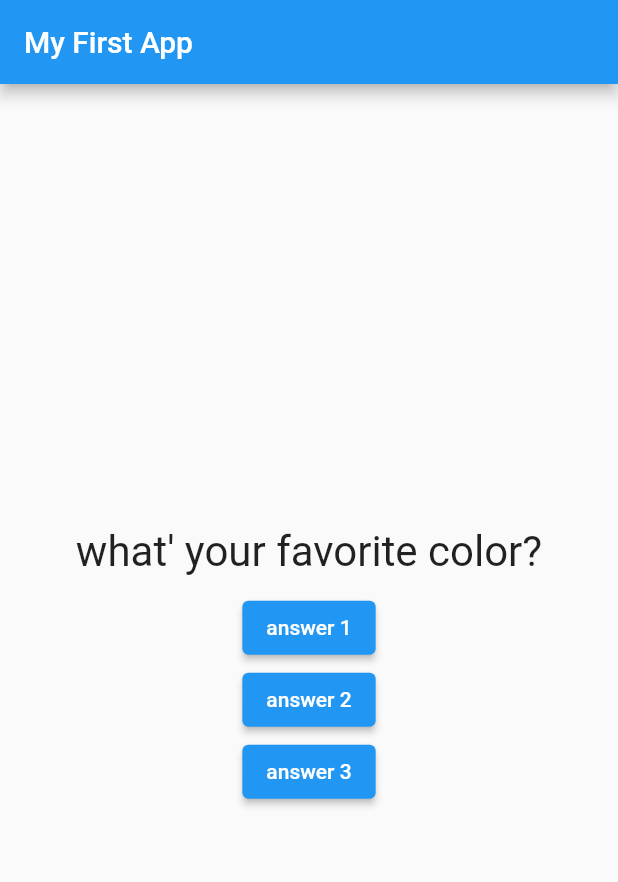
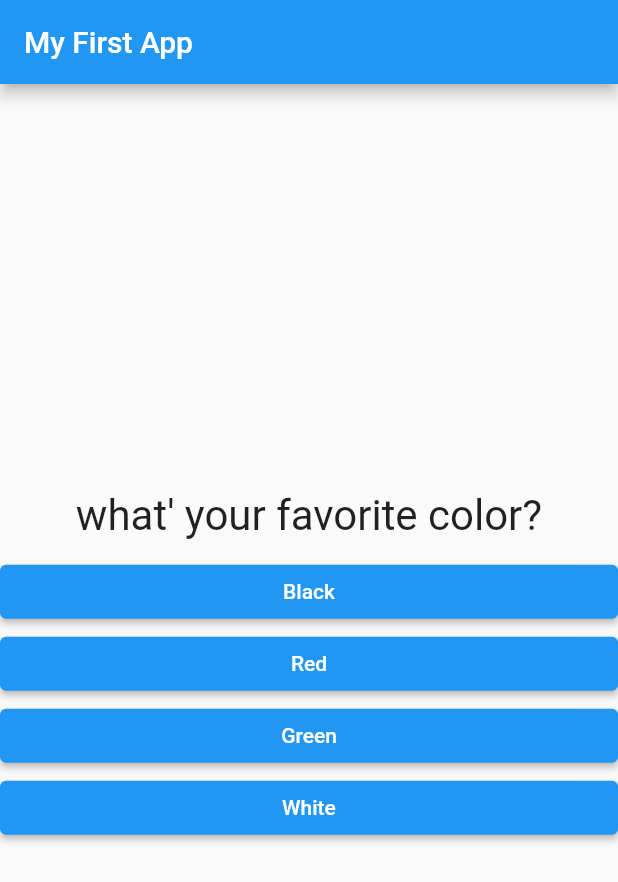
Before and after one commit to alldone03/Course-Flutter-1, a Flutter app: the screen it shows after launch, on a phone screen of 412 x 824 dp. Shown: the top 882 px of the screen. Run offline on Flutter 3.47's test engine with Material 2 defaults, Android fonts, the phone set to English and light mode, and no system bars.

Commit message:
add button quiz with fetch array

```diff
--- a/lib/answer.dart
+++ b/lib/answer.dart
@@ -0,0 +1,24 @@
+import 'package:flutter/material.dart';
+
+class Answer extends StatelessWidget {
+  final VoidCallback selectHandler;
+  final String answerText;
+
+  Answer({required this.selectHandler, required this.answerText});
+
+  @override
+  Widget build(BuildContext context) {
+    return Container(
+      width: double.infinity,
+      child: ElevatedButton(
+        style: ButtonStyle(
+          backgroundColor: MaterialStateProperty.all(
+            Colors.blue,
+          ),
+        ),
+        child: Text(answerText),
+        onPressed: selectHandler,
+      ),
+    );
+  }
+}
--- a/lib/main.dart
+++ b/lib/main.dart
@@ -1,10 +1,8 @@
 import 'package:flutter/material.dart';
+import 'package:flutter/rendering.dart';
+import 'package:flutter_complete_guide/answer.dart';
 
 import './question.dart';
-
-// void main() {
-//   runApp(MyApp());
-// }f
 
 void main() => runApp(MyApp());
 
@@ -18,46 +16,55 @@ class MyApp extends StatefulWidget {
 class _MyAppState extends State<MyApp> {
   var _questionIndex = 0;
 
+  var questions = [
+    {
+      'questionText': 'what\' your favorite color?',
+      'answer': ['Black', 'Red', 'Green', 'White'],
+    },
+    {
+      'questionText': 'what\' your favorite Animal?',
+      'answer': ['Rabbit', 'Snake', 'Elephant', 'White'],
+    },
+    {
+      'questionText': 'what\' your favorite Instructor?',
+      'answer': ['Max', 'Max', 'Max', 'Max'],
+    },
+  ];
+
   void answerQuestion() {
     setState(() {
       _questionIndex += 1;
     });
-    print("Aswer chosen! $_questionIndex");
+    // print("Aswer chosen! $_questionIndex");
   }
 
   @override
   Widget build(BuildContext context) {
-    var question = [
-      'what\' your favorite color?',
-      'what\' your favorite animal?',
-    ];
+    // var question = [
+    //   'what\' your favorite color?',
+    //   'what\' your favorite animal?',
+    // ];
 
     return MaterialApp(
       home: Scaffold(
         appBar: AppBar(
           title: Text("My First App"),
         ),
-        body: Column(mainAxisAlignment: MainAxisAlignment.center, children: [
-          Question(question[_questionIndex]),
-          ElevatedButton(
-            style: ButtonStyle(
-                backgroundColor: MaterialStateProperty.all(
-              Colors.blue,
-            )),
-            child: Text("answer 1"),
-            onPressed: answerQuestion,
-          ),
-          ElevatedButton(
-            child: Text("answer 2"),
-            onPressed: () => print("answer 2 chosen!"),
-          ),
-          ElevatedButton(
-            child: Text("answer 3"),
-            onPressed: () {
-              print("answer 3 chosen!");
-            },
-          ),
-        ]),
+        body: Column(
+          mainAxisAlignment: MainAxisAlignment.center,
+          children: [
+            Question(
+              questions[_questionIndex]["questionText"].toString(),
+            ),
+            ...(questions[_questionIndex]['answer'] as List<String>)
+                .map((question) {
+              return Answer(
+                selectHandler: answerQuestion,
+                answerText: question,
+              );
+            }).toList(),
+          ],
+        ),
       ),
     );
   }
```
